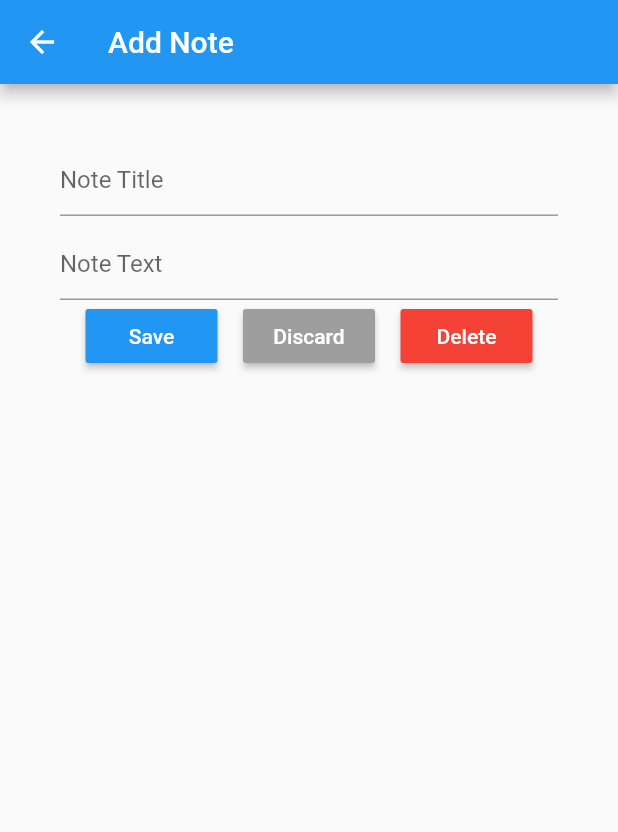
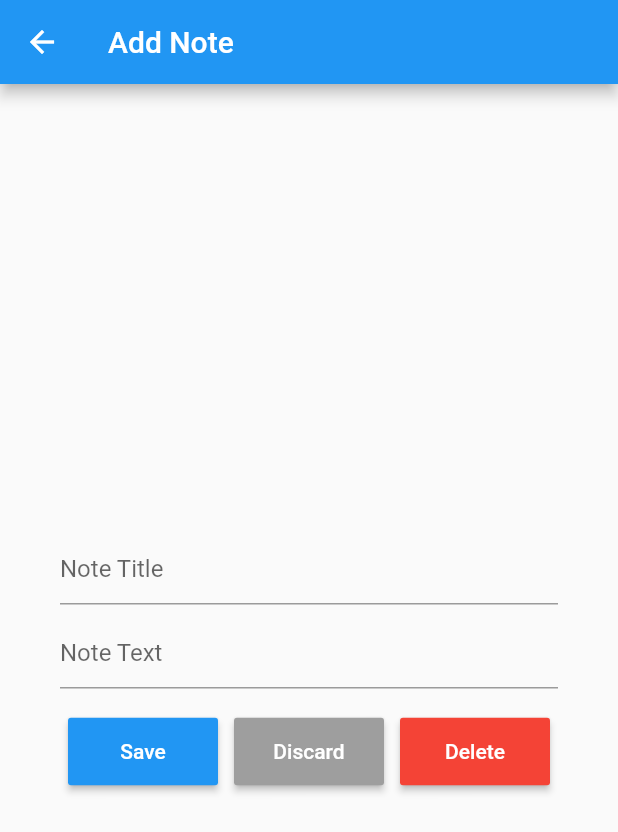
Before and after one commit to Eng-MahmoudBasuony/note_app, a Flutter app: the screen it shows after launch, after a tap on the "add" icon, on a phone screen of 412 x 824 dp. Shown: the top 832 px of the screen. Run offline on Flutter 3.47's test engine with Material 2 defaults, Android fonts, the phone set to English and light mode, and no system bars.

```diff
--- a/lib/Views/note.dart
+++ b/lib/Views/note.dart
@@ -1,16 +1,41 @@
 import 'package:flutter/cupertino.dart';
 import 'package:flutter/material.dart';
 
+
+enum NoteMode
+{
+  Editing,
+  Adding
+}
+
+
+
+
 class Note extends StatelessWidget {
+
+  final NoteMode _noteMode;
+
+  Note(this._noteMode);
+
   @override
   Widget build(BuildContext context) {
     return Scaffold(
+/*
+      if(_noteMode==NoteMode.Adding)
+      {
+        return "Add Note";
+      }else
+        {
+          return "Edit Note"
+        }              equivilant Short Steatment => _noteMode==NoteMode.Adding?"Add Note":"Edit Note"
+      */
       appBar: AppBar(
-        title: Text('Add Note'),
+        title: Text(_noteMode==NoteMode.Adding?"Add Note":"Edit Note"),
       ),
       body: Padding(
         padding: const EdgeInsets.all(40.0),
         child: Column(
+          mainAxisAlignment: MainAxisAlignment.center,
           children: <Widget>[
             TextField(
               decoration: InputDecoration(hintText: 'Note Title'),
@@ -21,12 +46,25 @@ class Note extends StatelessWidget {
             TextField(
               decoration: InputDecoration(hintText: "Note Text"),
             ),
+            Container(
+              height: 18.0,
+            ),
             Row(
                 mainAxisAlignment: MainAxisAlignment.spaceEvenly,
                 children: <Widget>[
-                  _NoteButton("Save", Colors.blue, () {}),
-                  _NoteButton("Discard", Colors.grey, () {}),
-                  _NoteButton("Delete", Colors.red, () {})
+                  _NoteButton("Save", Colors.blue, () {
+                    Navigator.pop(context);
+                  }),
+                  Container(height: 16.0,),
+                  _NoteButton("Discard", Colors.grey, ()
+                  {
+                    Navigator.pop(context);
+                  }),
+                  Container(height: 16.0,),
+                  _NoteButton("Delete", Colors.red, ()
+                  {
+                    Navigator.pop(context);
+                  })
                 ])
           ],
         ),
@@ -51,6 +89,8 @@ class _NoteButton extends StatelessWidget {
         style: TextStyle(color: Colors.white),
       ),
       color: _color,
+      minWidth: 100,
+      height: 45,
     );
   }
 }
--- a/lib/Views/note_list.dart
+++ b/lib/Views/note_list.dart
@@ -13,7 +13,7 @@ class NoteList extends StatelessWidget {
         return GestureDetector(
           onTap: () {
             Navigator.push(
-                context, MaterialPageRoute(builder: (context) => Note()));
+                context, MaterialPageRoute(builder: (context) => Note(NoteMode.Editing)));
           },
           child: Padding(
             padding: const EdgeInsets.only(
@@ -34,7 +34,7 @@ class NoteList extends StatelessWidget {
       floatingActionButton: FloatingActionButton(
         onPressed: () {
           Navigator.push(
-              context, MaterialPageRoute(builder: (context) => Note()));
+              context, MaterialPageRoute(builder: (context) => Note(NoteMode.Adding)));
         },
         child: Icon(Icons.add),
       ),
```
